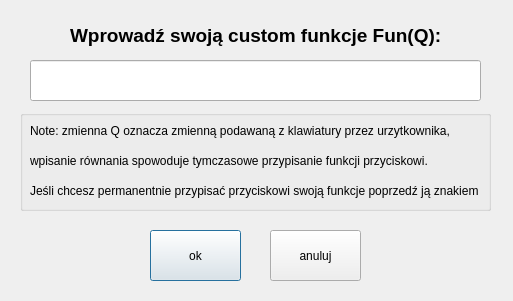
Above: input.ui from PetereQ/kalkulator-prosto-naukowy before the change. Below: the same form after it.
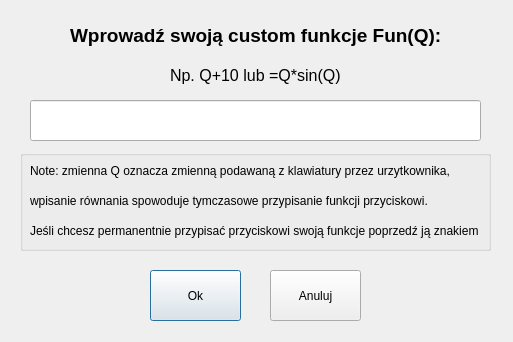
That is the form after the change.

Commit message: Drobne poprawki wygladu UI okna Input

```diff
--- a/input.ui
+++ b/input.ui
@@ -7,7 +7,7 @@
     <x>0</x>
     <y>0</y>
     <width>513</width>
-    <height>301</height>
+    <height>342</height>
    </rect>
   </property>
   <property name="sizePolicy">
@@ -45,7 +45,7 @@
    <property name="geometry">
     <rect>
      <x>30</x>
-     <y>60</y>
+     <y>100</y>
      <width>451</width>
      <height>41</height>
     </rect>
@@ -63,7 +63,7 @@
    <property name="geometry">
     <rect>
      <x>20</x>
-     <y>110</y>
+     <y>150</y>
      <width>471</width>
      <height>101</height>
     </rect>
@@ -120,7 +120,7 @@
    <property name="geometry">
     <rect>
      <x>150</x>
-     <y>230</y>
+     <y>270</y>
      <width>91</width>
      <height>51</height>
     </rect>
@@ -132,20 +132,38 @@
     </font>
    </property>
    <property name="text">
-    <string>ok</string>
+    <string>Ok</string>
    </property>
   </widget>
   <widget class="QPushButton" name="cancel_input">
    <property name="geometry">
     <rect>
      <x>270</x>
-     <y>230</y>
+     <y>270</y>
      <width>91</width>
      <height>51</height>
     </rect>
    </property>
    <property name="text">
-    <string>anuluj</string>
+    <string>Anuluj</string>
+   </property>
+  </widget>
+  <widget class="QLabel" name="label">
+   <property name="geometry">
+    <rect>
+     <x>170</x>
+     <y>60</y>
+     <width>171</width>
+     <height>31</height>
+    </rect>
+   </property>
+   <property name="font">
+    <font>
+     <pointsize>12</pointsize>
+    </font>
+   </property>
+   <property name="text">
+    <string>Np. Q+10 lub =Q*sin(Q)</string>
    </property>
   </widget>
  </widget>
```
The commit also changes 1 other file.
